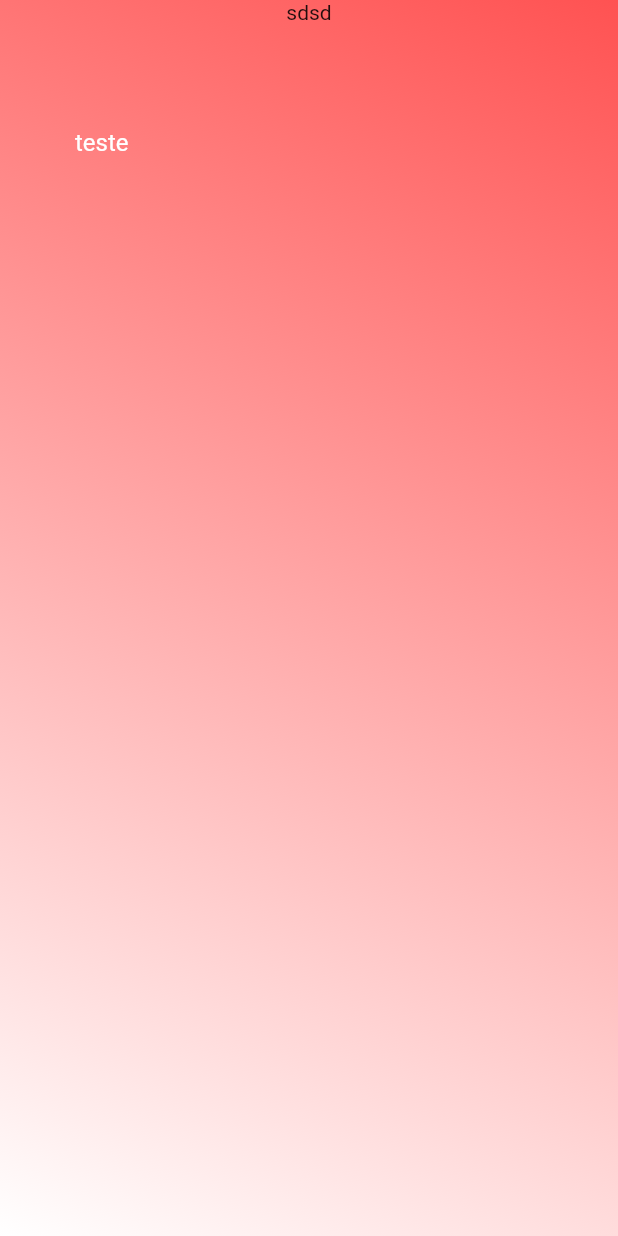
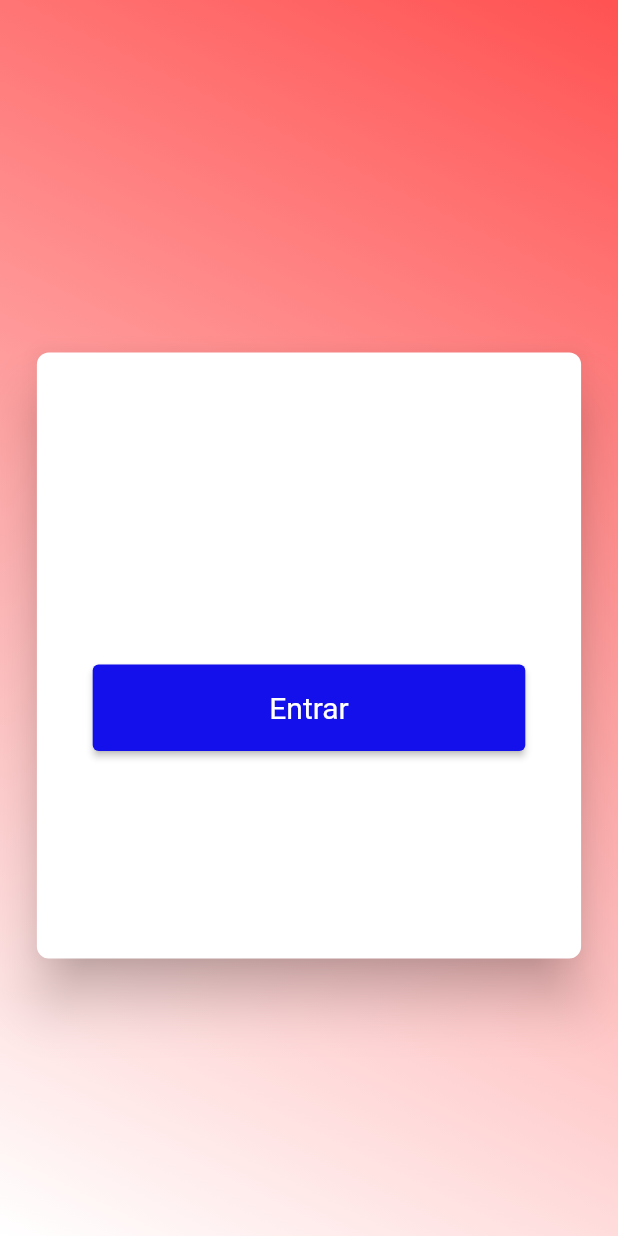
Before and after one commit to C4st3ll4n/BL, a Flutter app: the screen it shows after launch, on a phone screen of 412 x 824 dp. Run offline on Flutter 3.47's test engine with Material 2 defaults, Android fonts, the phone set to English and light mode, and no system bars.

Commit message:
Form login

```diff
--- a/lib/views/Login/LoginView.dart
+++ b/lib/views/Login/LoginView.dart
@@ -1,5 +1,6 @@
 import 'package:flutter/material.dart';
-import 'package:marketeasy/views/Login/Widgets/InputEmail.dart';
+import 'package:marketeasy/views/Login/Widgets/LoginInputs.dart';
+
 class Login extends StatelessWidget {
   // const Login({required Key key}) : super(key: key);
 
@@ -14,18 +15,70 @@ class Login extends StatelessWidget {
             colors: [Colors.redAccent, Colors.white]
           ),
         ),
-        child: ListView(
-          children: [
-            Column(
-              // mainAxisAlignment: MainAxisAlignment.center,
-              children: [
-                Text('sdsd'),
-                InputEmail()
-              ],
-            )
-          ],
-        ),
+        child:
+        // ListView(
+        //   children: [
+        //     Column(
+        //       // mainAxisAlignment: MainAxisAlignment.center,
+        //       children: [
+        //         Text('sdsd'),
+        //         InputEmail()
+        //       ],
+        //     )
+        //   ],
+        // ),
+       SafeArea(
+      child: Center(
+      child: SingleChildScrollView(
+        child: Column(
+        mainAxisAlignment: MainAxisAlignment.start,
+        children: [
+          Padding(
+            padding: EdgeInsets.only(bottom: 50.0, left: 20.0, right: 20.0),
+            // child: SvgPicture.asset('assets/images/logoLogin.svg'),
+          ),
+          Container(
+            width: displaySize(context).width * 0.9,
+            height: displaySize(context).height * 0.50,
+            child: Card(
+              elevation: 15.0,
+              shape: RoundedRectangleBorder(
+                borderRadius: BorderRadius.circular(8.0),
+              ),
+              child: Padding(
+                padding: const EdgeInsets.only(
+                  top: 20,
+                  left: 20,
+                ),
+                child: Column(
+
+                  crossAxisAlignment: CrossAxisAlignment.center,
+
+                  children: [
+                    // Text(
+                    //   "Login",
+                    //   style: TextStyle(
+                    //     fontSize: 30,
+                    //     color: Color(0xFF000000),
+                    //     fontStyle: FontStyle.normal,
+                    //   ),
+                    // ),
+                    Expanded(child: LoginInputs()),
+                  ],
+                ),
+              ),
+            ),
+          ),
+        ],
+      ),
+    ),
+    ),
+    )
       )
     );
   }
 }
+
+Size displaySize(context) {
+  return MediaQuery.of(context).size;
+}
--- /dev/null
+++ b/lib/views/Login/Widgets/InputPassword.dart
@@ -0,0 +1,32 @@
+import 'package:flutter/material.dart';
+class InputEmail extends StatefulWidget {
+
+  @override
+  _InputEmailState createState() => _InputEmailState();
+}
+
+class _InputEmailState extends State<InputEmail> {
+  @override
+  Widget build(BuildContext context) {
+    return Padding(
+      padding: const EdgeInsets.only(top: 50, left: 50, right: 50),
+      child:Container(
+        height: 60,
+        width: MediaQuery.of(context).size.width,
+        child: TextField(
+          style: TextStyle(
+            color: Colors.white,
+          ),
+          decoration: InputDecoration(
+            border: InputBorder.none,
+            fillColor: Colors.blue,
+            labelText: 'teste',
+            labelStyle: TextStyle(
+              color: Colors.white
+            )
+          ),
+        ),
+      )
+    );
+  }
+}
--- /dev/null
+++ b/lib/views/Login/Widgets/LoginInputs.dart
@@ -0,0 +1,98 @@
+import 'package:flutter/material.dart';
+class LoginInputs extends StatelessWidget {
+  // const LoginInputs({Key key}) : super(key: key);
+  TextEditingController emailController = TextEditingController();
+  TextEditingController senhaController = TextEditingController();
+  @override
+  Widget build(BuildContext context) {
+
+
+    return Container(
+      width:MediaQuery.of(context).size.width * 0.9 ,
+      height:MediaQuery.of(context).size.height * 0.9 ,
+      padding: EdgeInsets.only(right: 20.0, top: 30.0),
+      child: Column(
+        crossAxisAlignment: CrossAxisAlignment.center,
+        children: [
+          TextFormField(
+            style: TextStyle(
+              color: Colors.white,
+            ),
+            decoration: InputDecoration(
+                border: InputBorder.none,
+                fillColor: Colors.blue,
+                labelText: 'teste',
+                labelStyle: TextStyle(
+                    color: Colors.white
+                )
+            ),
+          ),
+          SizedBox(
+            height: 20,
+          ),
+          TextFormField(
+            style: TextStyle(
+              color: Colors.white,
+            ),
+            decoration: InputDecoration(
+                border: InputBorder.none,
+                fillColor: Colors.blue,
+                labelText: 'teste',
+                labelStyle: TextStyle(
+                    color: Colors.white
+                )
+            ),
+          ),
+          SizedBox(
+            height: 20,
+          ),
+          SizedBox(
+            width:MediaQuery.of(context).size.width * 0.7,
+            height: MediaQuery.of(context).size.height * 0.07,
+            child: ElevatedButton(
+              style: ButtonStyle(
+                backgroundColor: MaterialStateProperty.all(Color(0xFF1410EB)),
+                padding: MaterialStateProperty.all(EdgeInsets.all(10)),
+                textStyle: MaterialStateProperty.all(
+                    TextStyle(fontSize: 20, color: Color(0xFFFFFFFF))),
+              ),
+              onPressed: () {
+                // validarCampos(emailController.text, senhaController.text);
+              },
+              child: const Text('Entrar'),
+            ),
+          ),
+        ],
+      ),
+    );
+  }
+
+
+  // _textField({
+  //   String hintText = "",
+  //   String kType = "",
+  //   String controller = "",
+  // }) {
+  //   return TextField(
+  //     keyboardType: kType == 'email'
+  //         ? TextInputType.emailAddress
+  //         : TextInputType.visiblePassword,
+  //     controller: controller == 'email' ? emailController : senhaController,
+  //     // obscureText: kType == 'email' ? false : _isHidden,
+  //     style: TextStyle(
+  //       fontFamily: "WorkSansSemiBold",
+  //       fontSize: 16.0,
+  //       color: Colors.black,
+  //     ),
+  //     decoration: InputDecoration(
+  //       hintText: hintText,
+  //       hintStyle: TextStyle(fontFamily: "WorkSansSemiBold", fontSize: 16.0),
+  //       suffix: kType == 'email'
+  //           ? null
+  //           : InkWell(
+  //          onTap:(){},
+  //       ),
+  //     ),
+  //   );
+  // }
+}
```
Also changed, not shown: lib/repositories/AuthRepository.dart (added).
